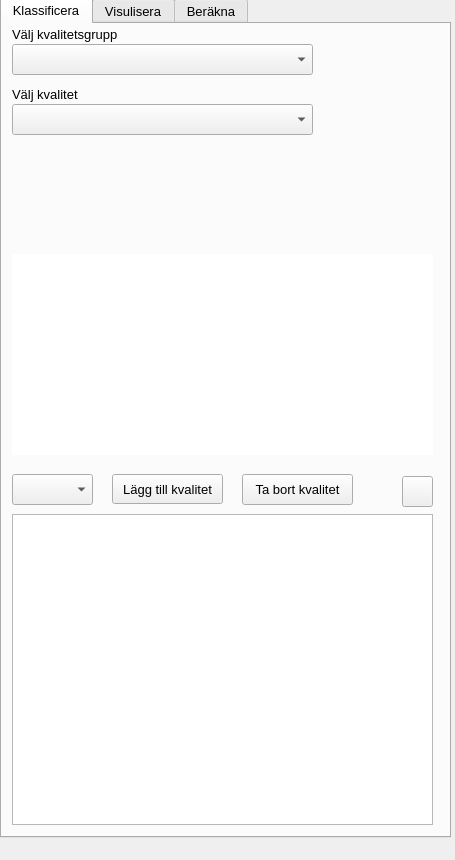
Before: the Qt Designer form ui/qgyf_dockwidget_base.ui in co-city/QGYF, drawn with Qt 5.
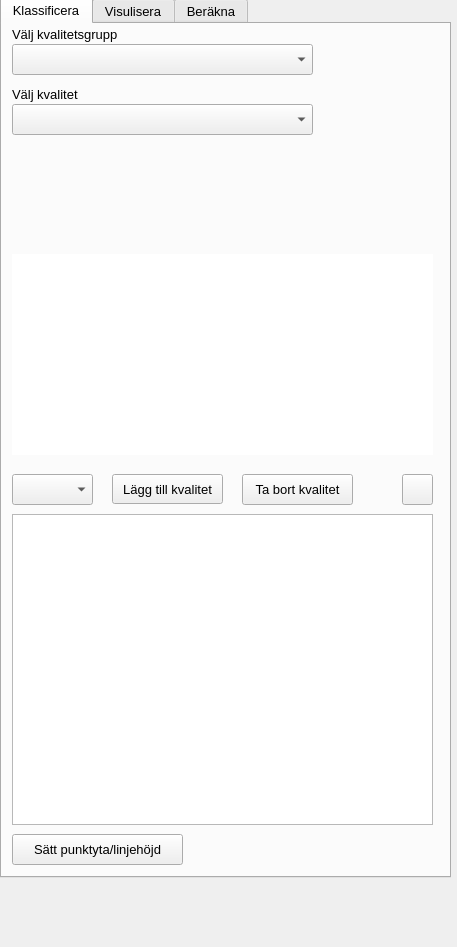
After: the same form once the commit is applied. Icons and pictures are not drawn. Custom widgets are drawn as their Qt base class.

What changed in the file:
```diff
--- a/ui/qgyf_dockwidget_base.ui
+++ b/ui/qgyf_dockwidget_base.ui
@@ -6,8 +6,8 @@
    <rect>
     <x>0</x>
     <y>0</y>
-    <width>455</width>
-    <height>860</height>
+    <width>457</width>
+    <height>947</height>
    </rect>
   </property>
   <property name="sizePolicy">
@@ -54,7 +54,7 @@
       <x>0</x>
       <y>-3</y>
       <width>451</width>
-      <height>841</height>
+      <height>881</height>
      </rect>
     </property>
     <property name="sizePolicy">
@@ -320,7 +320,7 @@
       <property name="geometry">
        <rect>
         <x>400</x>
-        <y>452</y>
+        <y>450</y>
         <width>31</width>
         <height>31</height>
        </rect>
@@ -332,6 +332,22 @@
        <string/>
       </property>
      </widget>
+     <widget class="QPushButton" name="geometryButton">
+      <property name="geometry">
+       <rect>
+        <x>10</x>
+        <y>810</y>
+        <width>171</width>
+        <height>31</height>
+       </rect>
+      </property>
+      <property name="toolTip">
+       <string>Sätt yta för punktobjekt/höjd för linjeobjekt</string>
+      </property>
+      <property name="text">
+       <string>Sätt punktyta/linjehöjd</string>
+      </property>
+     </widget>
     </widget>
     <widget class="QWidget" name="visualize">
      <attribute name="title">
```
